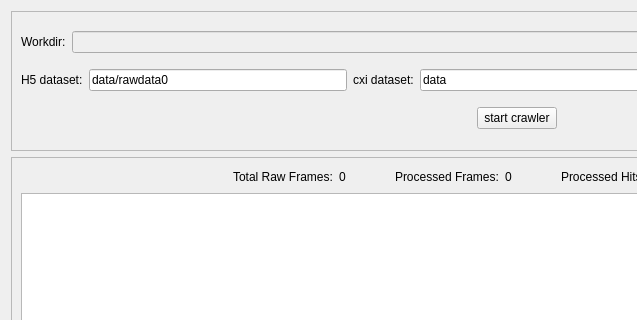
LiuLab-CSRC/ClickX, file ui/jobs.ui: the form before one commit; both pictures show x 0 to 637 and y 0 to 320 of the 1033 by 743 pixel window.
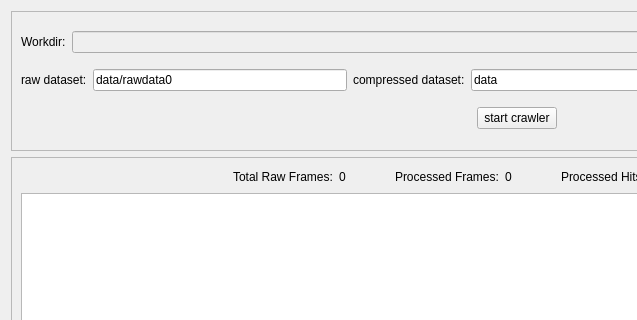
The form after the commit.

What changed in the file:
```diff
--- a/ui/jobs.ui
+++ b/ui/jobs.ui
@@ -73,7 +73,7 @@
           <item>
            <widget class="QLabel" name="label_2">
             <property name="text">
-             <string>H5 dataset:</string>
+             <string>raw dataset:</string>
             </property>
            </widget>
           </item>
@@ -91,7 +91,7 @@
           <item>
            <widget class="QLabel" name="label_3">
             <property name="text">
-             <string>cxi dataset:</string>
+             <string>compressed dataset:</string>
             </property>
            </widget>
           </item>
```
Left out of the diff: 4 changed lines with no effect on the pictures.
